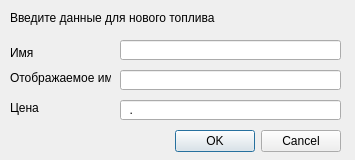
First picture: the form in dataBaseFirebird/dialogs/addfuelsdialog.ui, repository Evgeniykull/DataBase, before the edit.
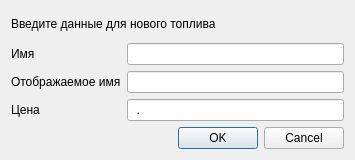
Second picture: the form after the edit.

Patch:
```diff
--- a/dataBaseFirebird/dialogs/addfuelsdialog.ui
+++ b/dataBaseFirebird/dialogs/addfuelsdialog.ui
@@ -25,107 +25,59 @@
   <property name="windowTitle">
    <string>Топливо</string>
   </property>
-  <widget class="QDialogButtonBox" name="buttonBox">
-   <property name="geometry">
-    <rect>
-     <x>30</x>
-     <y>125</y>
-     <width>311</width>
-     <height>32</height>
-    </rect>
-   </property>
-   <property name="orientation">
-    <enum>Qt::Horizontal</enum>
-   </property>
-   <property name="standardButtons">
-    <set>QDialogButtonBox::Cancel|QDialogButtonBox::Ok</set>
-   </property>
-  </widget>
+  <layout class="QGridLayout" name="gridLayout">
+   <item row="0" column="0" colspan="2">
   <widget class="QLabel" name="lblInfoText">
-   <property name="geometry">
-    <rect>
-     <x>10</x>
-     <y>10</y>
-     <width>261</width>
-     <height>16</height>
-    </rect>
-   </property>
    <property name="text">
     <string>Введите данные для нового топлива</string>
    </property>
   </widget>
+   </item>
+   <item row="1" column="0">
   <widget class="QLabel" name="label">
-   <property name="geometry">
-    <rect>
-     <x>10</x>
-     <y>46</y>
-     <width>47</width>
-     <height>13</height>
-    </rect>
-   </property>
    <property name="text">
     <string>Имя</string>
    </property>
   </widget>
+   </item>
+   <item row="1" column="1">
+    <widget class="QLineEdit" name="leName"/>
+   </item>
+   <item row="2" column="0">
   <widget class="QLabel" name="label_2">
-   <property name="geometry">
-    <rect>
-     <x>10</x>
-     <y>70</y>
-     <width>101</width>
-     <height>16</height>
-    </rect>
-   </property>
    <property name="text">
     <string>Отображаемое имя</string>
    </property>
   </widget>
-  <widget class="QLineEdit" name="leName">
-   <property name="geometry">
-    <rect>
-     <x>120</x>
-     <y>40</y>
-     <width>221</width>
-     <height>20</height>
-    </rect>
-   </property>
-  </widget>
-  <widget class="QLineEdit" name="leViewName">
-   <property name="geometry">
-    <rect>
-     <x>120</x>
-     <y>70</y>
-     <width>221</width>
-     <height>20</height>
-    </rect>
-   </property>
-  </widget>
+   </item>
+   <item row="2" column="1">
+    <widget class="QLineEdit" name="leViewName"/>
+   </item>
+   <item row="3" column="0">
   <widget class="QLabel" name="label_3">
-   <property name="geometry">
-    <rect>
-     <x>10</x>
-     <y>100</y>
-     <width>101</width>
-     <height>16</height>
-    </rect>
-   </property>
    <property name="text">
     <string>Цена</string>
    </property>
   </widget>
+   </item>
+   <item row="3" column="1">
   <widget class="QLineEdit" name="lePrice">
-   <property name="geometry">
-    <rect>
-     <x>120</x>
-     <y>100</y>
-     <width>221</width>
-     <height>20</height>
-    </rect>
-   </property>
    <property name="inputMask">
     <string>00.00</string>
    </property>
   </widget>
+   </item>
+   <item row="4" column="0" colspan="2">
+    <widget class="QDialogButtonBox" name="buttonBox">
+     <property name="orientation">
+      <enum>Qt::Horizontal</enum>
+     </property>
+     <property name="standardButtons">
+      <set>QDialogButtonBox::Cancel|QDialogButtonBox::Ok</set>
+     </property>
+    </widget>
+   </item>
+  </layout>
  </widget>
  <resources/>
  <connections>
```
Lines whose indentation alone changed are shown as unchanged.
